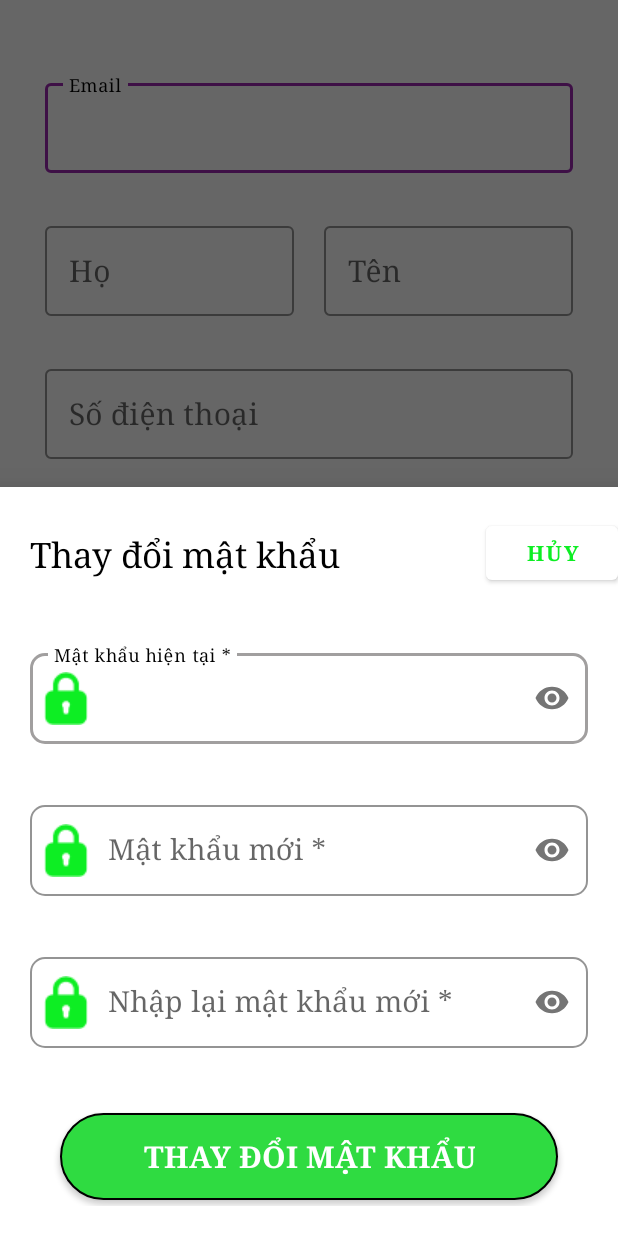
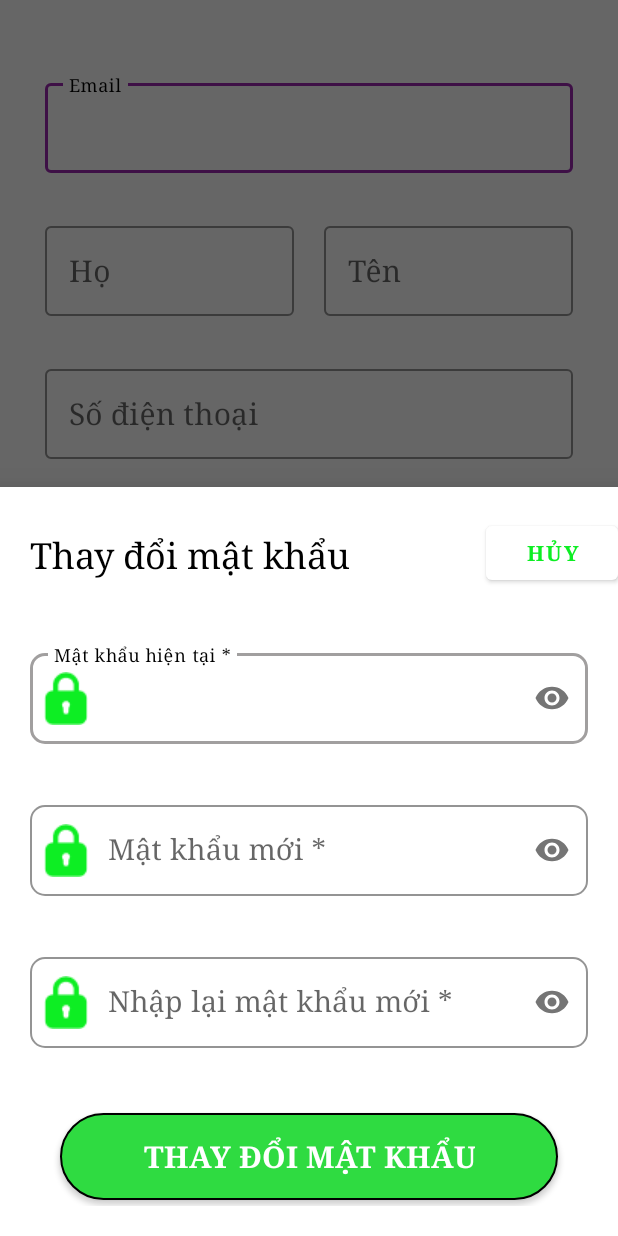
Before and after one commit to Unmeinh/LapFan, an Android app: the AccountKHManagerActivity screen opened directly, with no data from a screen before it, after a tap on "CẬP NHẬT", on a phone screen of 412 x 824 dp. Run offline under Robolectric (Android 15) with nearby library versions, the phone set to English and light mode, and no system bars.

Commit message:
Update 10:41 6/11/22

```diff
--- a/app/src/main/res/layout/dialog_doi_pass.xml
+++ b/app/src/main/res/layout/dialog_doi_pass.xml
@@ -21,7 +21,7 @@
             android:layout_height="wrap_content"
             android:text="@string/thay_i_m_t_kh_u"
             android:textColor="#000000"
-            android:textSize="23sp" />
+            android:textSize="24sp" />
 
         <Button
             android:id="@+id/cancel"
```
